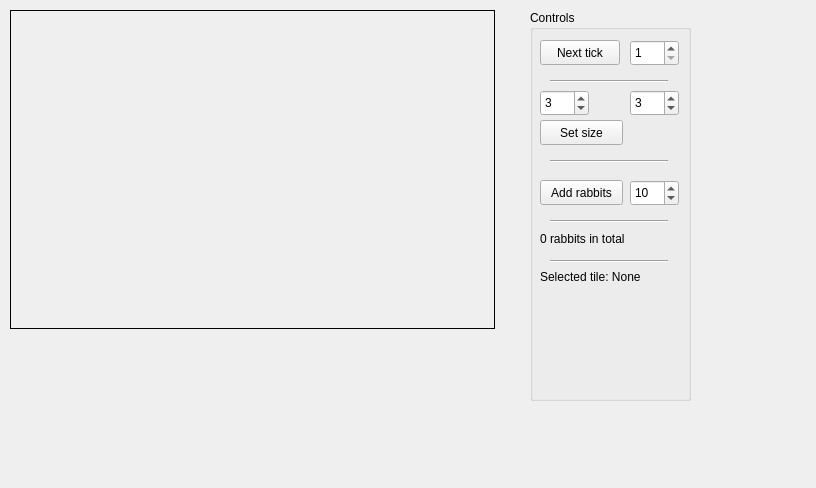
Before: the Qt Designer form mainwindow.ui in EVE-Team/simulation, drawn with Qt 5.
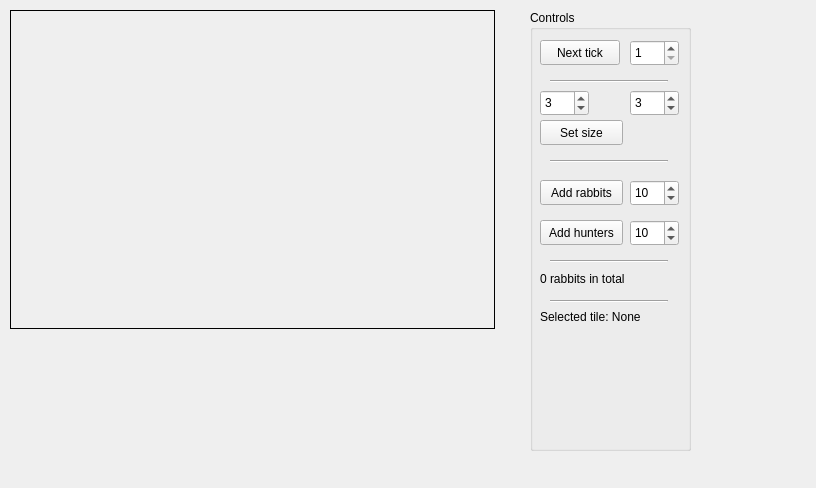
After: the same form once the commit is applied.

Commit message: Hunters working now

```diff
--- a/mainwindow.ui
+++ b/mainwindow.ui
@@ -39,7 +39,7 @@
       <x>530</x>
       <y>10</y>
       <width>161</width>
-      <height>391</height>
+      <height>441</height>
      </rect>
     </property>
     <property name="title">
@@ -161,9 +161,9 @@
      <property name="geometry">
       <rect>
        <x>10</x>
-       <y>260</y>
+       <y>300</y>
        <width>141</width>
-       <height>81</height>
+       <height>101</height>
       </rect>
      </property>
      <property name="text">
@@ -209,19 +209,6 @@
      <property name="geometry">
       <rect>
        <x>20</x>
-       <y>210</y>
-       <width>118</width>
-       <height>3</height>
-      </rect>
-     </property>
-     <property name="orientation">
-      <enum>Qt::Horizontal</enum>
-     </property>
-    </widget>
-    <widget class="Line" name="line_4">
-     <property name="geometry">
-      <rect>
-       <x>20</x>
        <y>250</y>
        <width>118</width>
        <height>3</height>
@@ -231,11 +218,24 @@
       <enum>Qt::Horizontal</enum>
      </property>
     </widget>
+    <widget class="Line" name="line_4">
+     <property name="geometry">
+      <rect>
+       <x>20</x>
+       <y>290</y>
+       <width>118</width>
+       <height>3</height>
+      </rect>
+     </property>
+     <property name="orientation">
+      <enum>Qt::Horizontal</enum>
+     </property>
+    </widget>
     <widget class="QLabel" name="lblGlobalStats">
      <property name="geometry">
       <rect>
        <x>10</x>
-       <y>220</y>
+       <y>260</y>
        <width>141</width>
        <height>17</height>
       </rect>
@@ -244,6 +244,38 @@
       <string>0 rabbits in total</string>
      </property>
     </widget>
+    <widget class="QSpinBox" name="spnHunterCount">
+     <property name="geometry">
+      <rect>
+       <x>100</x>
+       <y>210</y>
+       <width>49</width>
+       <height>26</height>
+      </rect>
+     </property>
+     <property name="minimum">
+      <number>1</number>
+     </property>
+     <property name="maximum">
+      <number>1000</number>
+     </property>
+     <property name="value">
+      <number>10</number>
+     </property>
+    </widget>
+    <widget class="QPushButton" name="btnAddHunters">
+     <property name="geometry">
+      <rect>
+       <x>10</x>
+       <y>210</y>
+       <width>83</width>
+       <height>25</height>
+      </rect>
+     </property>
+     <property name="text">
+      <string>Add hunters</string>
+     </property>
+    </widget>
    </widget>
   </widget>
  </widget>
```
The commit also changes 11 other files.
